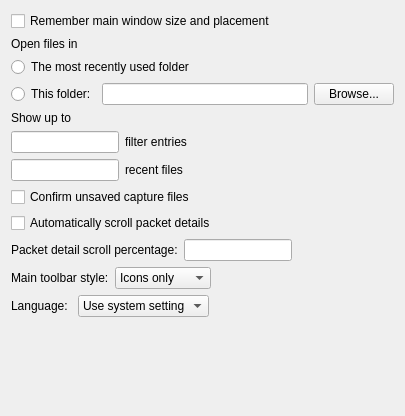
Before: the Qt Designer form src/ui/qt/main_window_preferences_frame.ui in jfzazo/wireshark-hwgen, drawn with Qt 5.
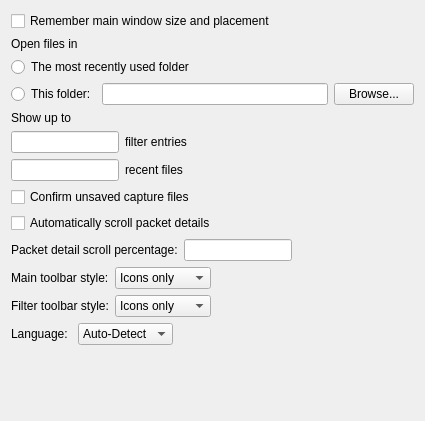
After: the same form once the commit is applied.

```diff
--- a/src/ui/qt/main_window_preferences_frame.ui
+++ b/src/ui/qt/main_window_preferences_frame.ui
@@ -6,8 +6,8 @@
    <rect>
     <x>0</x>
     <y>0</y>
-    <width>405</width>
-    <height>416</height>
+    <width>425</width>
+    <height>421</height>
    </rect>
   </property>
   <property name="sizePolicy">
@@ -241,6 +241,55 @@
      </item>
     </layout>
    </item>
+   <item>
+    <layout class="QHBoxLayout" name="horizontalLayout_5">
+     <item>
+      <widget class="QLabel" name="label_6">
+       <property name="text">
+        <string>Filter toolbar style:</string>
+       </property>
+      </widget>
+     </item>
+     <item>
+      <widget class="QComboBox" name="filterToolbarComboBox">
+       <property name="sizePolicy">
+        <sizepolicy hsizetype="Preferred" vsizetype="Fixed">
+         <horstretch>0</horstretch>
+         <verstretch>0</verstretch>
+        </sizepolicy>
+       </property>
+       <item>
+        <property name="text">
+         <string>Icons only</string>
+        </property>
+       </item>
+       <item>
+        <property name="text">
+         <string>Text only</string>
+        </property>
+       </item>
+       <item>
+        <property name="text">
+         <string>Icons &amp; Text</string>
+        </property>
+       </item>
+      </widget>
+     </item>
+     <item>
+      <spacer name="horizontalSpacer_5">
+       <property name="orientation">
+        <enum>Qt::Horizontal</enum>
+       </property>
+       <property name="sizeHint" stdset="0">
+        <size>
+         <width>40</width>
+         <height>20</height>
+        </size>
+       </property>
+      </spacer>
+     </item>
+    </layout>
+   </item>
    <item>
     <layout class="QHBoxLayout" name="horizontalLayout_6">
      <item>
@@ -263,7 +312,27 @@
        </property>
        <item>
         <property name="text">
-         <string>Use system setting</string>
+         <string>Auto-Detect</string>
+        </property>
+       </item>
+       <item>
+        <property name="text">
+         <string>English</string>
+        </property>
+       </item>
+       <item>
+        <property name="text">
+         <string>Français</string>
+        </property>
+       </item>
+       <item>
+        <property name="text">
+         <string>Deutsch</string>
+        </property>
+       </item>
+       <item>
+        <property name="text">
+         <string>Chinese</string>
         </property>
        </item>
       </widget>
```
